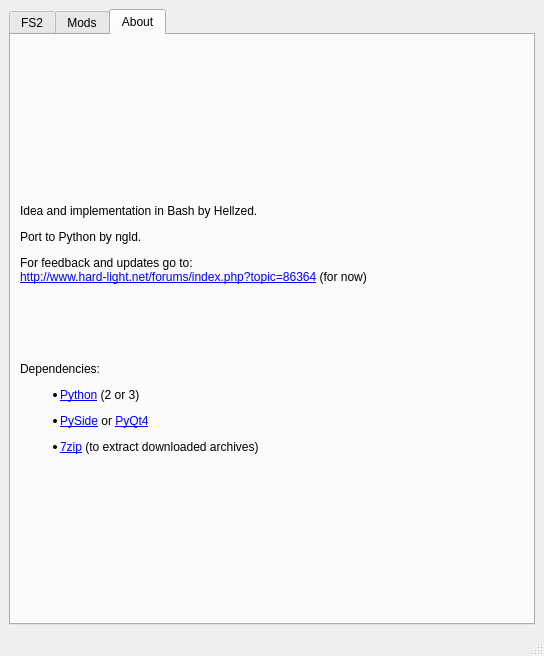
First picture: the form in ui/main.ui, repository ngld/old-knossos, before the edit.
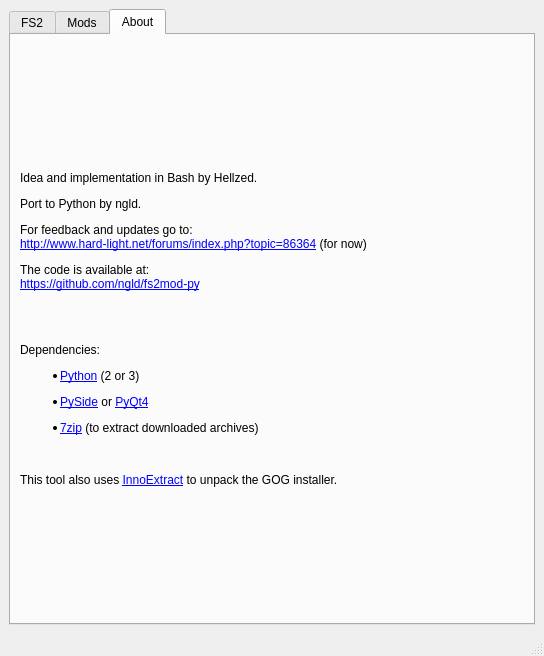
Second picture: the form after the edit. The open tabs and pages were chosen to show the change.

What changed in the file:
```diff
--- a/ui/main.ui
+++ b/ui/main.ui
@@ -161,12 +161,14 @@
 &lt;p style=&quot; margin-top:12px; margin-bottom:12px; margin-left:0px; margin-right:0px; -qt-block-indent:0; text-indent:0px;&quot;&gt;Idea and implementation in Bash by Hellzed.&lt;/p&gt;
 &lt;p style=&quot; margin-top:12px; margin-bottom:12px; margin-left:0px; margin-right:0px; -qt-block-indent:0; text-indent:0px;&quot;&gt;Port to Python by ngld.&lt;/p&gt;
 &lt;p style=&quot; margin-top:12px; margin-bottom:12px; margin-left:0px; margin-right:0px; -qt-block-indent:0; text-indent:0px;&quot;&gt;For feedback and updates go to:&lt;br /&gt;&lt;a href=&quot;http://www.hard-light.net/forums/index.php?topic=86364&quot;&gt;&lt;span style=&quot; text-decoration: underline; color:#0000ff;&quot;&gt;http://www.hard-light.net/forums/index.php?topic=86364&lt;/span&gt;&lt;/a&gt; (for now)&lt;/p&gt;
-&lt;p style=&quot; margin-top:12px; margin-bottom:12px; margin-left:0px; margin-right:0px; -qt-block-indent:0; text-indent:0px;&quot;&gt;&lt;br /&gt;&lt;/p&gt;
+&lt;p style=&quot; margin-top:12px; margin-bottom:12px; margin-left:0px; margin-right:0px; -qt-block-indent:0; text-indent:0px;&quot;&gt;The code is available at:&lt;br /&gt;&lt;a href=&quot;https://github.com/ngld/fs2mod-py&quot;&gt;&lt;span style=&quot; text-decoration: underline; color:#0000ff;&quot;&gt;https://github.com/ngld/fs2mod-py&lt;/span&gt;&lt;/a&gt;&lt;br /&gt;&lt;/p&gt;
 &lt;p style=&quot;-qt-paragraph-type:empty; margin-top:12px; margin-bottom:12px; margin-left:0px; margin-right:0px; -qt-block-indent:0; text-indent:0px;&quot;&gt;&lt;br /&gt;&lt;/p&gt;
 &lt;p style=&quot; margin-top:12px; margin-bottom:12px; margin-left:0px; margin-right:0px; -qt-block-indent:0; text-indent:0px;&quot;&gt;Dependencies:&lt;/p&gt;
 &lt;ul style=&quot;margin-top: 0px; margin-bottom: 0px; margin-left: 0px; margin-right: 0px; -qt-list-indent: 1;&quot;&gt;&lt;li style=&quot; margin-top:12px; margin-bottom:12px; margin-left:0px; margin-right:0px; -qt-block-indent:0; text-indent:0px;&quot;&gt;&lt;a href=&quot;http://python.org&quot;&gt;&lt;span style=&quot; text-decoration: underline; color:#0000ff;&quot;&gt;Python&lt;/span&gt;&lt;/a&gt; (2 or 3)&lt;/li&gt;
 &lt;li style=&quot; margin-top:12px; margin-bottom:12px; margin-left:0px; margin-right:0px; -qt-block-indent:0; text-indent:0px;&quot;&gt;&lt;a href=&quot;http://qt-project.org/wiki/Category:LanguageBindings::PySide&quot;&gt;&lt;span style=&quot; text-decoration: underline; color:#0000ff;&quot;&gt;PySide&lt;/span&gt;&lt;/a&gt; or &lt;a href=&quot;http://riverbankcomputing.co.uk/software/pyqt/intro&quot;&gt;&lt;span style=&quot; text-decoration: underline; color:#0000ff;&quot;&gt;PyQt4&lt;/span&gt;&lt;/a&gt;&lt;/li&gt;
-&lt;li style=&quot; margin-top:12px; margin-bottom:12px; margin-left:0px; margin-right:0px; -qt-block-indent:0; text-indent:0px;&quot;&gt;&lt;a href=&quot;http://www.7-zip.org/&quot;&gt;&lt;span style=&quot; text-decoration: underline; color:#0000ff;&quot;&gt;7zip&lt;/span&gt;&lt;/a&gt; (to extract downloaded archives)&lt;/li&gt;&lt;/ul&gt;&lt;/body&gt;&lt;/html&gt;</string>
+&lt;li style=&quot; margin-top:12px; margin-bottom:12px; margin-left:0px; margin-right:0px; -qt-block-indent:0; text-indent:0px;&quot;&gt;&lt;a href=&quot;http://www.7-zip.org/&quot;&gt;&lt;span style=&quot; text-decoration: underline; color:#0000ff;&quot;&gt;7zip&lt;/span&gt;&lt;/a&gt; (to extract downloaded archives)&lt;/li&gt;&lt;/ul&gt;
+&lt;p style=&quot;-qt-paragraph-type:empty; margin-top:12px; margin-bottom:12px; margin-left:0px; margin-right:0px; -qt-block-indent:0; text-indent:0px;&quot;&gt;&lt;br /&gt;&lt;/p&gt;
+&lt;p style=&quot; margin-top:12px; margin-bottom:12px; margin-left:0px; margin-right:0px; -qt-block-indent:0; text-indent:0px;&quot;&gt;This tool also uses &lt;a href=&quot;http://constexpr.org/innoextract/&quot;&gt;&lt;span style=&quot; text-decoration: underline; color:#0000ff;&quot;&gt;InnoExtract&lt;/span&gt;&lt;/a&gt; to unpack the GOG installer.&lt;/p&gt;&lt;/body&gt;&lt;/html&gt;</string>
           </property>
          </widget>
         </item>
```
Left out of the diff: 2 changed lines with no effect on the pictures.
